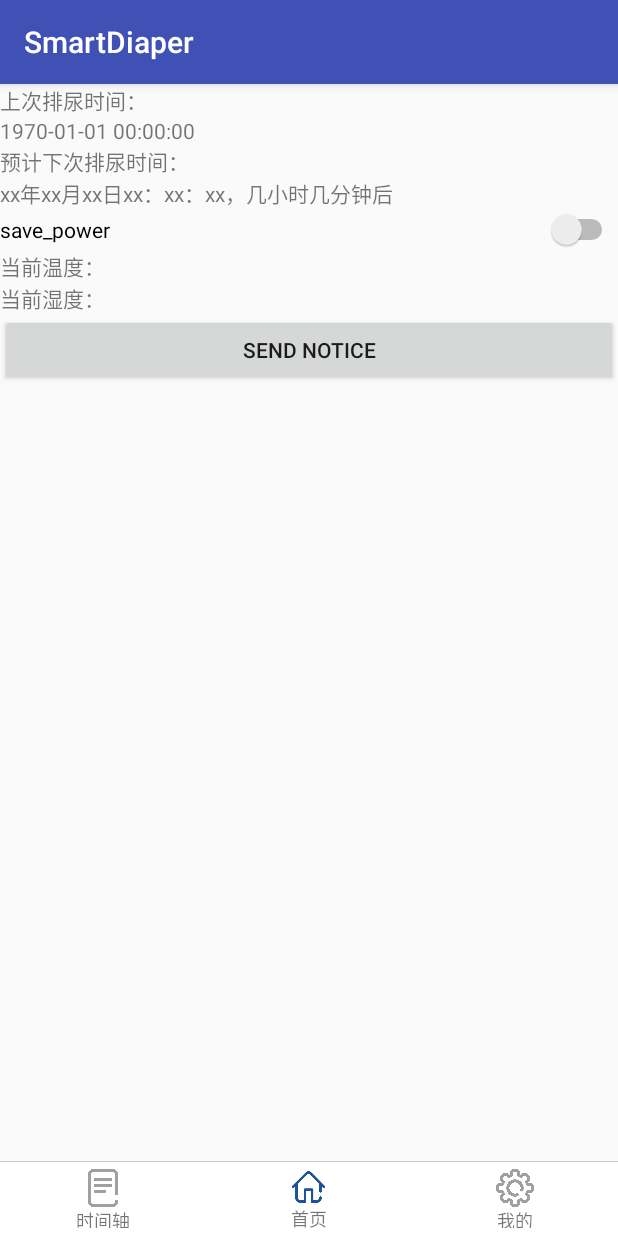
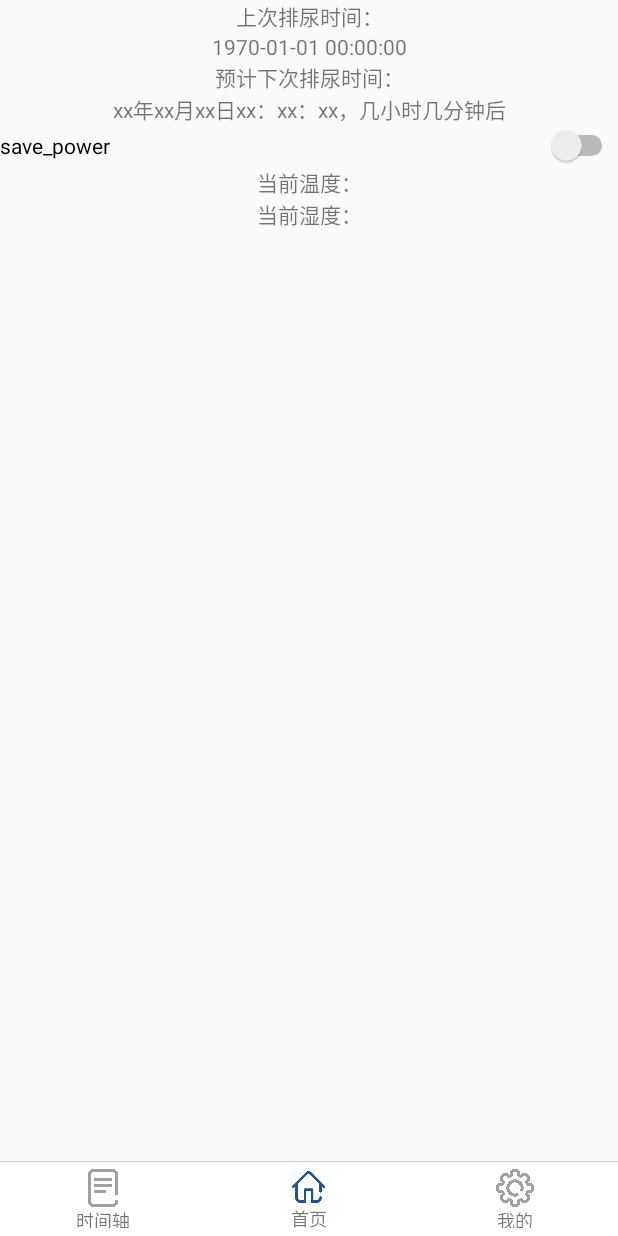
Before and after one commit to YuQiao0303/SmartDiaper, an Android app: the HomeFragment screen opened directly, with no data from a screen before it, on a phone screen of 412 x 824 dp. Run offline under Robolectric (Android 15) with nearby library versions, the phone set to English and light mode, and no system bars; pictures from the network do not load.

Commit message:
modify colors

```diff
--- a/app/src/main/java/com/example/admin/smartdiaper/activity/HomeFragment.java
+++ b/app/src/main/java/com/example/admin/smartdiaper/activity/HomeFragment.java
@@ -46,7 +46,7 @@ public class HomeFragment extends Fragment{
                              Bundle savedInstanceState) {
 
         View view = inflater.inflate(R.layout.fragment_home, container, false);
-        Button rdmindTest = view.findViewById(R.id.send_notice);
+
         final TextView lastTime = view.findViewById(R.id.last_time);
         final TextView currentTemperature = view.findViewById(R.id.current_temperature);
         final TextView currentHumidity = view.findViewById(R.id.current_humidity);
--- a/app/src/main/res/layout/fragment_home.xml
+++ b/app/src/main/res/layout/fragment_home.xml
@@ -8,25 +8,29 @@
     <TextView
         android:text="上次排尿时间："
         android:layout_height="wrap_content"
-        android:layout_width="wrap_content"
+        android:layout_width="match_parent"
+        android:textAlignment="center"
         />
     <TextView
         android:id="@+id/last_time"
         android:text="xx年xx月xx日xx：xx：xx，几小时几分钟前"
         android:layout_height="wrap_content"
-        android:layout_width="wrap_content"
+        android:layout_width="match_parent"
+        android:textAlignment="center"
         />
     <TextView
         android:id="@+id/next_time"
         android:text="预计下次排尿时间："
         android:layout_height="wrap_content"
-        android:layout_width="wrap_content"
+        android:layout_width="match_parent"
+        android:textAlignment="center"
         />
+
     <TextView
+        android:layout_width="match_parent"
+        android:layout_height="wrap_content"
         android:text="xx年xx月xx日xx：xx：xx，几小时几分钟后"
-        android:layout_height="wrap_content"
-        android:layout_width="wrap_content"
-        />
+        android:textAlignment="center"/>
     <Switch
         android:id="@+id/save_power_home"
         android:layout_width="match_parent"
@@ -36,18 +40,20 @@
         android:id="@+id/current_temperature"
         android:text="当前温度："
         android:layout_height="wrap_content"
-        android:layout_width="wrap_content"
+        android:layout_width="match_parent"
+        android:textAlignment="center"
         />
     <TextView
         android:id="@+id/current_humidity"
         android:text="当前湿度："
         android:layout_height="wrap_content"
-        android:layout_width="wrap_content"
+        android:layout_width="match_parent"
+        android:textAlignment="center"
         />
-    <Button
-        android:id="@+id/send_notice"
-        android:layout_width="match_parent"
-        android:layout_height="wrap_content"
-        android:text="send notice"/>
+    <!--<Button-->
+        <!--android:id="@+id/send_notice"-->
+        <!--android:layout_width="match_parent"-->
+        <!--android:layout_height="wrap_content"-->
+        <!--android:text="send notice"/>-->
 
 </LinearLayout>
--- a/app/src/main/res/layout/fragment_timeline.xml
+++ b/app/src/main/res/layout/fragment_timeline.xml
@@ -6,6 +6,16 @@
     android:layout_height="match_parent"
     tools:context="activity.TimeLineFragment">
 
+    <TextView
+        android:id="@+id/title_timeline"
+        android:layout_width="0dp"
+        android:layout_height="wrap_content"
+        android:layout_gravity="center"
+        android:layout_weight="1"
+        android:gravity="center"
+        android:text="Title Text"
+        android:textColor="#fff"
+        android:textSize="24sp" />
     <TextView
         android:id="@+id/no_record_yet"
         android:layout_width="match_parent"
--- a/app/src/main/res/values/colors.xml
+++ b/app/src/main/res/values/colors.xml
@@ -1,8 +1,8 @@
 <?xml version="1.0" encoding="utf-8"?>
 <resources>
-    <color name="colorPrimary">#3F51B5</color>
-    <color name="colorPrimaryDark">#303F9F</color>
-    <color name="colorAccent">#FF4081</color>
+    <color name="colorPrimary">#ceecf7</color>
+    <color name="colorPrimaryDark">#1e5396</color>
+    <color name="colorAccent">#fd9b28</color>
     <!--时间轴-->
     <color name="colorTimeLine">#898888</color>
 </resources>
--- a/app/src/main/res/values/styles.xml
+++ b/app/src/main/res/values/styles.xml
@@ -2,6 +2,8 @@
 
     <!-- Base application theme. -->
     <style name="AppTheme" parent="Base.Theme.AppCompat.Light.DarkActionBar">
+        <!--去掉标题栏-->
+        <item name="windowNoTitle">true</item>
         <!-- Customize your theme here. -->
         <item name="colorPrimary">@color/colorPrimary</item>
         <item name="colorPrimaryDark">@color/colorPrimaryDark</item>
```
